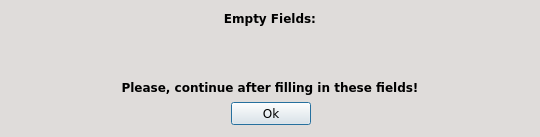
This is ui/warning.ui in pars-linux/pisiyap as Qt 5 draws it before an edit. The edited form follows.
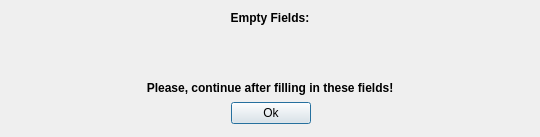
This is the edited form.

```diff
--- a/ui/warning.ui
+++ b/ui/warning.ui
@@ -13,129 +13,6 @@
     <height>137</height>
    </rect>
   </property>
-  <property name="palette">
-   <palette>
-    <active>
-     <colorrole role="WindowText">
-      <brush brushstyle="SolidPattern">
-       <color alpha="255">
-        <red>170</red>
-        <green>174</green>
-        <blue>182</blue>
-       </color>
-      </brush>
-     </colorrole>
-     <colorrole role="Text">
-      <brush brushstyle="SolidPattern">
-       <color alpha="255">
-        <red>170</red>
-        <green>174</green>
-        <blue>182</blue>
-       </color>
-      </brush>
-     </colorrole>
-     <colorrole role="Base">
-      <brush brushstyle="SolidPattern">
-       <color alpha="255">
-        <red>223</red>
-        <green>220</green>
-        <blue>218</blue>
-       </color>
-      </brush>
-     </colorrole>
-     <colorrole role="Window">
-      <brush brushstyle="SolidPattern">
-       <color alpha="255">
-        <red>223</red>
-        <green>220</green>
-        <blue>218</blue>
-       </color>
-      </brush>
-     </colorrole>
-    </active>
-    <inactive>
-     <colorrole role="WindowText">
-      <brush brushstyle="SolidPattern">
-       <color alpha="255">
-        <red>170</red>
-        <green>174</green>
-        <blue>182</blue>
-       </color>
-      </brush>
-     </colorrole>
-     <colorrole role="Text">
-      <brush brushstyle="SolidPattern">
-       <color alpha="255">
-        <red>170</red>
-        <green>174</green>
-        <blue>182</blue>
-       </color>
-      </brush>
-     </colorrole>
-     <colorrole role="Base">
-      <brush brushstyle="SolidPattern">
-       <color alpha="255">
-        <red>223</red>
-        <green>220</green>
-        <blue>218</blue>
-       </color>
-      </brush>
-     </colorrole>
-     <colorrole role="Window">
-      <brush brushstyle="SolidPattern">
-       <color alpha="255">
-        <red>223</red>
-        <green>220</green>
-        <blue>218</blue>
-       </color>
-      </brush>
-     </colorrole>
-    </inactive>
-    <disabled>
-     <colorrole role="WindowText">
-      <brush brushstyle="SolidPattern">
-       <color alpha="255">
-        <red>110</red>
-        <green>111</green>
-        <blue>114</blue>
-       </color>
-      </brush>
-     </colorrole>
-     <colorrole role="Text">
-      <brush brushstyle="SolidPattern">
-       <color alpha="255">
-        <red>110</red>
-        <green>111</green>
-        <blue>114</blue>
-       </color>
-      </brush>
-     </colorrole>
-     <colorrole role="Base">
-      <brush brushstyle="SolidPattern">
-       <color alpha="255">
-        <red>223</red>
-        <green>220</green>
-        <blue>218</blue>
-       </color>
-      </brush>
-     </colorrole>
-     <colorrole role="Window">
-      <brush brushstyle="SolidPattern">
-       <color alpha="255">
-        <red>223</red>
-        <green>220</green>
-        <blue>218</blue>
-       </color>
-      </brush>
-     </colorrole>
-    </disabled>
-   </palette>
-  </property>
-  <property name="font">
-   <font>
-    <family>DejaVu Sans</family>
-   </font>
-  </property>
   <property name="windowTitle">
    <string>PisiYap - Warning: Empty fields..!</string>
   </property>
@@ -148,9 +25,6 @@
        <bold>true</bold>
       </font>
      </property>
-     <property name="styleSheet">
-      <string notr="true">color: rgb(0, 0, 0);</string>
-     </property>
      <property name="text">
       <string>Empty Fields:</string>
      </property>
@@ -170,70 +44,6 @@
        <verstretch>0</verstretch>
       </sizepolicy>
      </property>
-     <property name="palette">
-      <palette>
-       <active>
-        <colorrole role="WindowText">
-         <brush brushstyle="SolidPattern">
-          <color alpha="255">
-           <red>255</red>
-           <green>0</green>
-           <blue>0</blue>
-          </color>
-         </brush>
-        </colorrole>
-        <colorrole role="Text">
-         <brush brushstyle="SolidPattern">
-          <color alpha="255">
-           <red>255</red>
-           <green>0</green>
-           <blue>0</blue>
-          </color>
-         </brush>
-        </colorrole>
-       </active>
-       <inactive>
-        <colorrole role="WindowText">
-         <brush brushstyle="SolidPattern">
-          <color alpha="255">
-           <red>255</red>
-           <green>0</green>
-           <blue>0</blue>
-          </color>
-         </brush>
-        </colorrole>
-        <colorrole role="Text">
-         <brush brushstyle="SolidPattern">
-          <color alpha="255">
-           <red>255</red>
-           <green>0</green>
-           <blue>0</blue>
-          </color>
-         </brush>
-        </colorrole>
-       </inactive>
-       <disabled>
-        <colorrole role="WindowText">
-         <brush brushstyle="SolidPattern">
-          <color alpha="255">
-           <red>110</red>
-           <green>111</green>
-           <blue>114</blue>
-          </color>
-         </brush>
-        </colorrole>
-        <colorrole role="Text">
-         <brush brushstyle="SolidPattern">
-          <color alpha="255">
-           <red>110</red>
-           <green>111</green>
-           <blue>114</blue>
-          </color>
-         </brush>
-        </colorrole>
-       </disabled>
-      </palette>
-     </property>
      <property name="font">
       <font>
        <weight>50</weight>
@@ -270,9 +80,6 @@
 &lt;/style&gt;&lt;/head&gt;&lt;body style=&quot; font-family:'Sans Serif'; font-size:10pt; font-weight:400; font-style:normal;&quot;&gt;
 &lt;p align=&quot;center&quot; style=&quot;-qt-paragraph-type:empty; margin-top:0px; margin-bottom:0px; margin-left:0px; margin-right:0px; -qt-block-indent:0; text-indent:0px;&quot;&gt;&lt;/p&gt;&lt;/body&gt;&lt;/html&gt;</string>
      </property>
-     <property name="styleSheet">
-      <string notr="true">color: rgb(0, 0, 0);</string>
-     </property>
      <property name="text">
       <string>Please, continue after filling in these fields!</string>
      </property>
```
